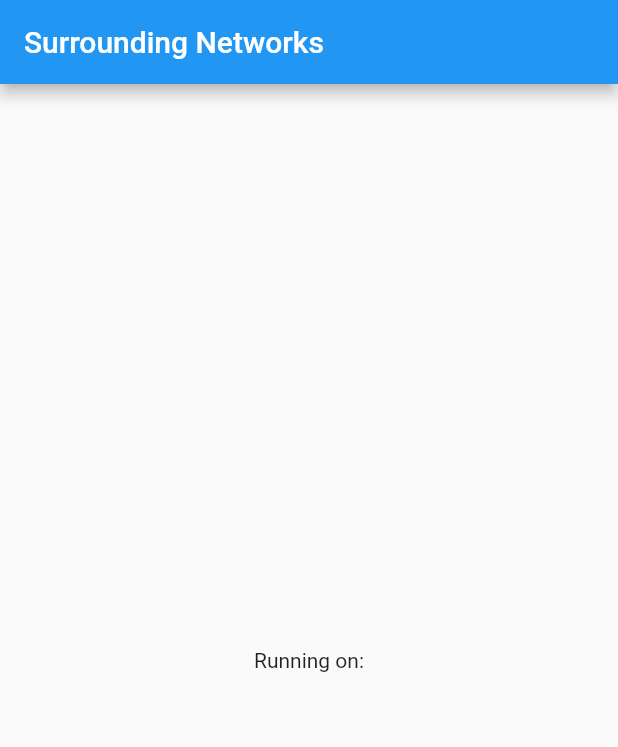
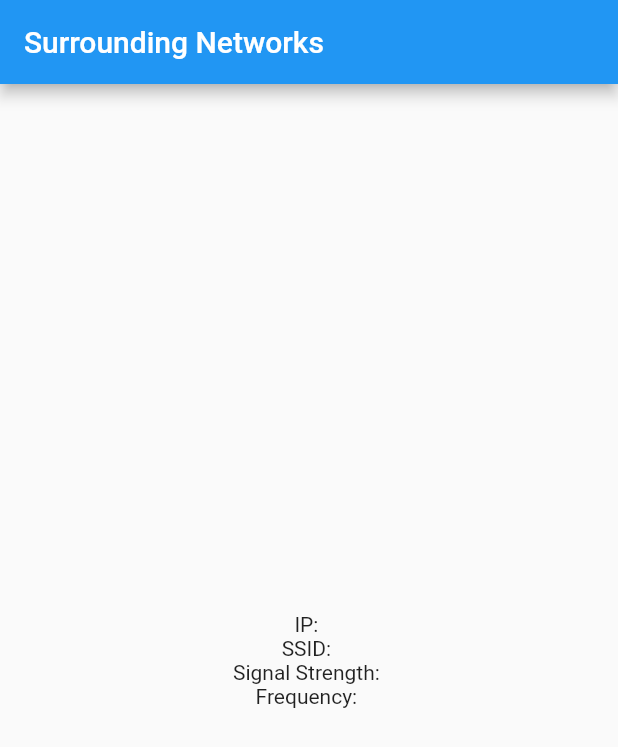
Before and after one commit to dbuts/network_analyzer, a Flutter app: the screen it shows after launch, on a phone screen of 412 x 824 dp. Shown: the top 747 px of the screen. Run offline on Flutter 3.47's test engine with Material 2 defaults, Android fonts, the phone set to English and light mode, and no system bars; missing offline and left inert: wifi_info_plugin.

Commit message:
Now display currently connected network information

```diff
--- a/lib/wifi_info.dart
+++ b/lib/wifi_info.dart
@@ -36,7 +36,13 @@ class _WifiInfoState extends State<WifiInfo> {
     String ipAddress =
         _wifiObject != null ? _wifiObject.ipAddress.toString() : "ip";
     return Center(
-      child: Text('Running on:' + ipAddress),
-    );
+        child: Column(
+      children: <Widget>[
+        Text('IP: ' + ipAddress),
+        Text('SSID: ' + _wifiObject.ssid.toString()),
+        Text('Signal Strength: ' + _wifiObject.signalStrength.toString()),
+        Text('Frequency: ' + _wifiObject.frequency.toString()),
+      ],
+    ));
   }
 }
```
